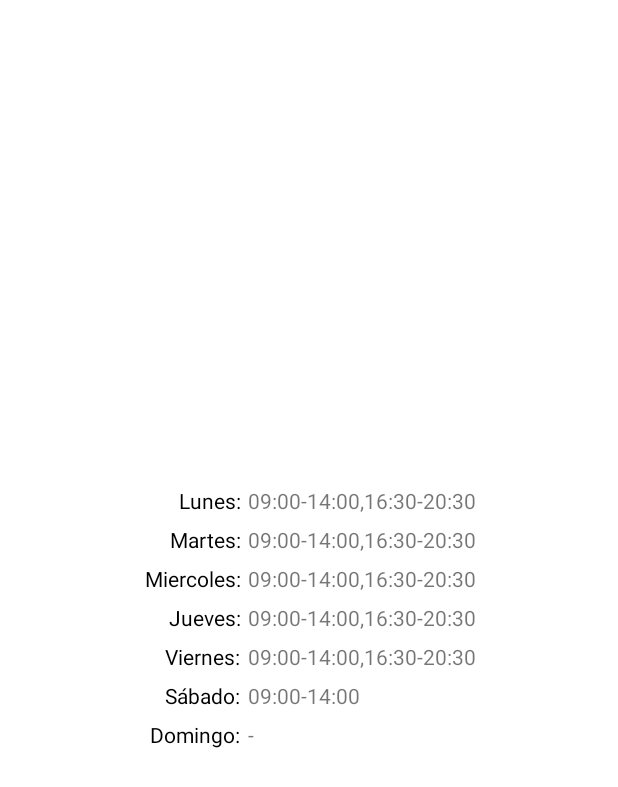
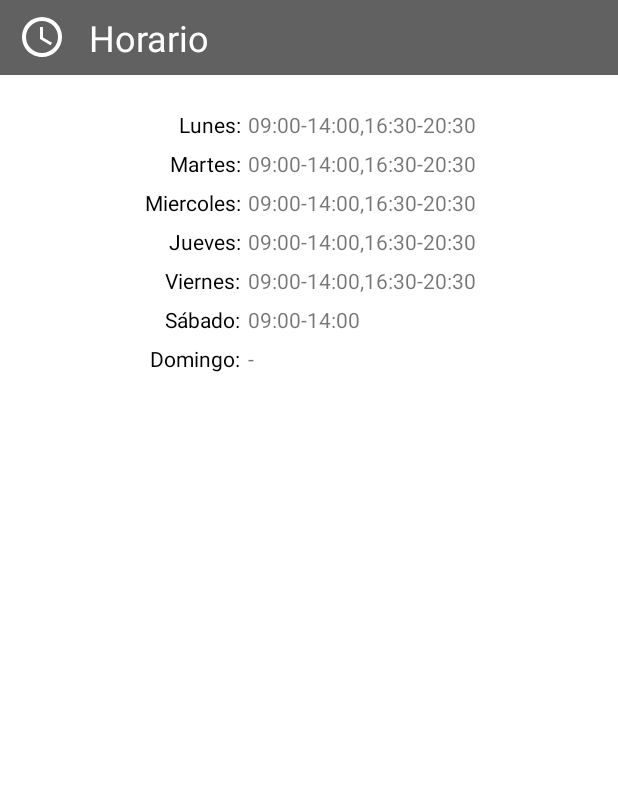
Before and after one commit to cahergil/Farmacias, an Android app: the layout dialog_opening_hours_normal.xml on its own in the app's theme, with its tools: preview values and no code run, on a phone screen of 412 x 824 dp. Shown: the top 787 px of the screen. Run offline under Robolectric (Android 15) with nearby library versions, the phone set to English and light mode, and no system bars.

```diff
--- a/app/src/main/res/layout/dialog_opening_hours_normal.xml
+++ b/app/src/main/res/layout/dialog_opening_hours_normal.xml
@@ -1,16 +1,29 @@
 <?xml version="1.0" encoding="utf-8"?>
-
-<RelativeLayout
-    xmlns:android="http://schemas.android.com/apk/res/android"
-    android:layout_width="match_parent"
-    android:layout_height="match_parent" >
-
-
 <LinearLayout xmlns:android="http://schemas.android.com/apk/res/android"
     android:layout_width="match_parent"
     android:layout_height="wrap_content"
-    android:layout_centerInParent="true"
     android:orientation="vertical">
+
+    <include layout="@layout/dialog_openinghours_title" />
+
+    <LinearLayout
+        android:layout_width="match_parent"
+        android:layout_height="wrap_content"
+        android:layout_marginTop="20dp"
+        android:orientation="horizontal">
+
+        <TextView
+            android:id="@+id/textView1"
+            style="@style/Widget.Hours"
+            android:text="@string/sn_lunes" />
+
+        <TextView
+            android:layout_width="match_parent"
+            android:layout_height="wrap_content"
+            android:layout_weight="1"
+            android:text="@string/sn_normal_hour" />
+
+    </LinearLayout>
 
     <LinearLayout
         android:layout_width="match_parent"
@@ -18,127 +31,114 @@
         android:orientation="horizontal">
 
         <TextView
+            android:id="@+id/textView2"
             style="@style/Widget.Hours"
-            android:text="@string/sn_lunes"
-            android:id="@+id/textView1" />
+            android:gravity="right"
+            android:text="@string/sn_martes" />
 
         <TextView
             android:layout_width="match_parent"
             android:layout_height="wrap_content"
-            android:text="@string/sn_normal_hour"
-            android:layout_weight="1"/>
+            android:layout_weight="1"
+            android:text="@string/sn_normal_hour" />
 
     </LinearLayout>
+
     <LinearLayout
         android:layout_width="match_parent"
         android:layout_height="wrap_content"
         android:orientation="horizontal">
 
         <TextView
+            android:id="@+id/textView3"
             style="@style/Widget.Hours"
-            android:text="@string/sn_martes"
-            android:gravity="right"
-            android:id="@+id/textView2" />
+
+            android:text="@string/sn_miercoles" />
 
         <TextView
             android:layout_width="match_parent"
             android:layout_height="wrap_content"
-            android:text="@string/sn_normal_hour"
-            android:layout_weight="1"/>
+            android:layout_weight="1"
+            android:text="@string/sn_normal_hour" />
 
     </LinearLayout>
+
     <LinearLayout
         android:layout_width="match_parent"
         android:layout_height="wrap_content"
         android:orientation="horizontal">
 
         <TextView
+            android:id="@+id/textView4"
             style="@style/Widget.Hours"
-            android:text="@string/sn_miercoles"
 
-            android:id="@+id/textView3" />
+            android:text="@string/sn_jueves" />
 
         <TextView
             android:layout_width="match_parent"
             android:layout_height="wrap_content"
-            android:text="@string/sn_normal_hour"
-            android:layout_weight="1"/>
+            android:layout_weight="1"
+
+            android:text="@string/sn_normal_hour" />
 
     </LinearLayout>
+
     <LinearLayout
         android:layout_width="match_parent"
         android:layout_height="wrap_content"
         android:orientation="horizontal">
 
         <TextView
+            android:id="@+id/textView5"
             style="@style/Widget.Hours"
-            android:text="@string/sn_jueves"
 
-            android:id="@+id/textView4" />
+            android:text="@string/sn_viernes" />
 
         <TextView
             android:layout_width="match_parent"
             android:layout_height="wrap_content"
-            android:text="@string/sn_normal_hour"
+            android:layout_weight="1"
 
-            android:layout_weight="1"/>
+            android:text="@string/sn_normal_hour" />
 
     </LinearLayout>
+
     <LinearLayout
         android:layout_width="match_parent"
         android:layout_height="wrap_content"
         android:orientation="horizontal">
 
         <TextView
+            android:id="@+id/textView6"
             style="@style/Widget.Hours"
-            android:text="@string/sn_viernes"
 
-            android:id="@+id/textView5" />
+            android:text="@string/sn_sabado" />
 
         <TextView
             android:layout_width="match_parent"
             android:layout_height="wrap_content"
-            android:text="@string/sn_normal_hour"
+            android:layout_weight="1"
 
-            android:layout_weight="1"/>
+            android:text="@string/sn_sabado_hour" />
 
     </LinearLayout>
+
     <LinearLayout
         android:layout_width="match_parent"
         android:layout_height="wrap_content"
         android:orientation="horizontal">
 
         <TextView
+            android:id="@+id/textView7"
             style="@style/Widget.Hours"
-            android:text="@string/sn_sabado"
 
-            android:id="@+id/textView6" />
+            android:text="@string/sn_domingo" />
 
         <TextView
             android:layout_width="match_parent"
             android:layout_height="wrap_content"
-            android:text="@string/sn_sabado_hour"
-
-            android:layout_weight="1"/>
-
-    </LinearLayout>
-    <LinearLayout
-        android:layout_width="match_parent"
-        android:layout_height="wrap_content"
-        android:orientation="horizontal">
-
-        <TextView
-            style="@style/Widget.Hours"
-            android:text="@string/sn_domingo"
-
-            android:id="@+id/textView7" />
-
-        <TextView
-            android:layout_width="match_parent"
-            android:layout_height="wrap_content"
-            android:text="@string/sn_na_hour"
-            android:layout_weight="1"/>
+            android:layout_weight="1"
+            android:text="@string/sn_na_hour" />
 
     </LinearLayout>
 </LinearLayout>
-</RelativeLayout>
--- a/app/src/main/res/layout/dialog_openinghours_title.xml
+++ b/app/src/main/res/layout/dialog_openinghours_title.xml
@@ -2,7 +2,8 @@
 <RelativeLayout xmlns:android="http://schemas.android.com/apk/res/android"
     xmlns:app="http://schemas.android.com/apk/res-auto"
     android:layout_width="match_parent"
-    android:layout_height="30dp"
+    android:layout_height="50dp"
+    android:id="@+id/titleDialog"
     android:background="@color/gray700"
     android:orientation="horizontal">
 
@@ -10,18 +11,20 @@
         android:layout_centerVertical="true"
         android:layout_marginLeft="12dp"
         android:id="@+id/imageClock"
+        android:layout_height="32dp"
         android:layout_width="32dp"
         app:srcCompat="@drawable/clock"
         android:tint="@color/white"
-        android:layout_height="32dp" />
+         />
 
     <TextView
         android:layout_toRightOf="@+id/imageClock"
         android:layout_width="wrap_content"
+        android:layout_height="wrap_content"
         android:text="@string/dialog_title"
-        android:textSize="30sp"
+        android:textSize="24sp"
         android:layout_alignTop="@+id/imageClock"
         android:textColor="@color/white"
         android:layout_marginLeft="15dp"
-        android:layout_height="wrap_content" />
+         />
 </RelativeLayout>
--- a/app/src/main/res/layout/fragment_favorites.xml
+++ b/app/src/main/res/layout/fragment_favorites.xml
@@ -4,6 +4,7 @@
     android:id="@+id/frameRoot"
     android:layout_width="match_parent"
     android:layout_height="match_parent"
+    android:layout_marginBottom="56dp"
     android:descendantFocusability="beforeDescendants"
     android:focusableInTouchMode="true">
 
--- a/app/src/main/res/layout/fragment_find.xml
+++ b/app/src/main/res/layout/fragment_find.xml
@@ -4,6 +4,7 @@
     android:id="@+id/frame"
     android:layout_width="match_parent"
     android:layout_height="match_parent"
+    android:layout_marginBottom="56dp"
     android:descendantFocusability="beforeDescendants"
     android:focusableInTouchMode="true"
     >
--- a/app/src/main/res/values-v21/styles.xml
+++ b/app/src/main/res/values-v21/styles.xml
@@ -18,7 +18,12 @@
         <item name="windowNoTitle">true</item>
         <!--if false it draws the status bar with color black-->
         <item name="android:windowDrawsSystemBarBackgrounds">true</item>
-        <!--transparent so that the drawer can be seen behind the status bar-->
+        <!--transparent so that the drawer can be seen behind the status bar
+          <item name="android:statusBarColor">@android:color/transparent</item>
+          It appears a shadow effect at the bottom of the statusbar, don't know why: by commenting
+          this line can get rid of that effect. But there is a effectiver method, that is set to
+          false the fitsystemwindows in Coordinatorlayout in activity_main.xml
+        -->
         <item name="android:statusBarColor">@android:color/transparent</item>
         <item name="android:colorControlHighlight">@color/colorAccent</item>
         <!--enable content transitions-->
```
Also changed, not shown: app/src/main/java/com/chernandezgil/farmacias/ui/fragment/FavoriteFragment.java (+6 -9 lines), app/src/main/java/com/chernandezgil/farmacias/ui/fragment/FindFragment.java (+40 -42 lines), app/src/main/res/layout/activity_main.xml (+4 -4 lines), app/src/main/res/layout/dialog_opening_hours_24_hours.xml (+14 -9 lines).
